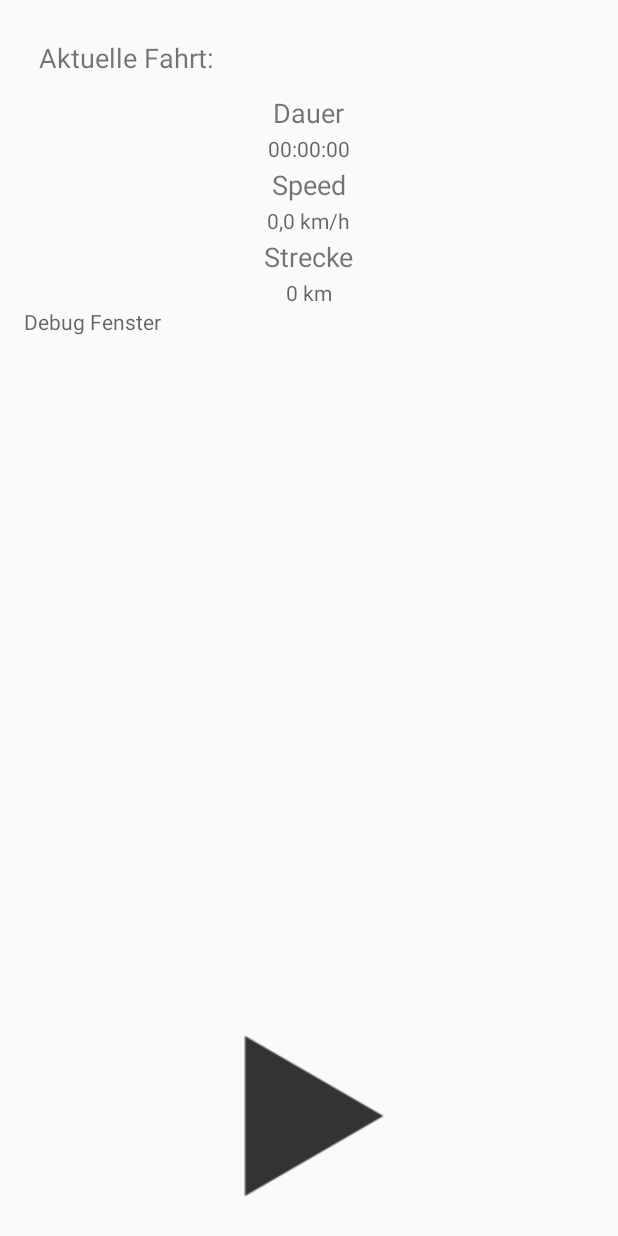
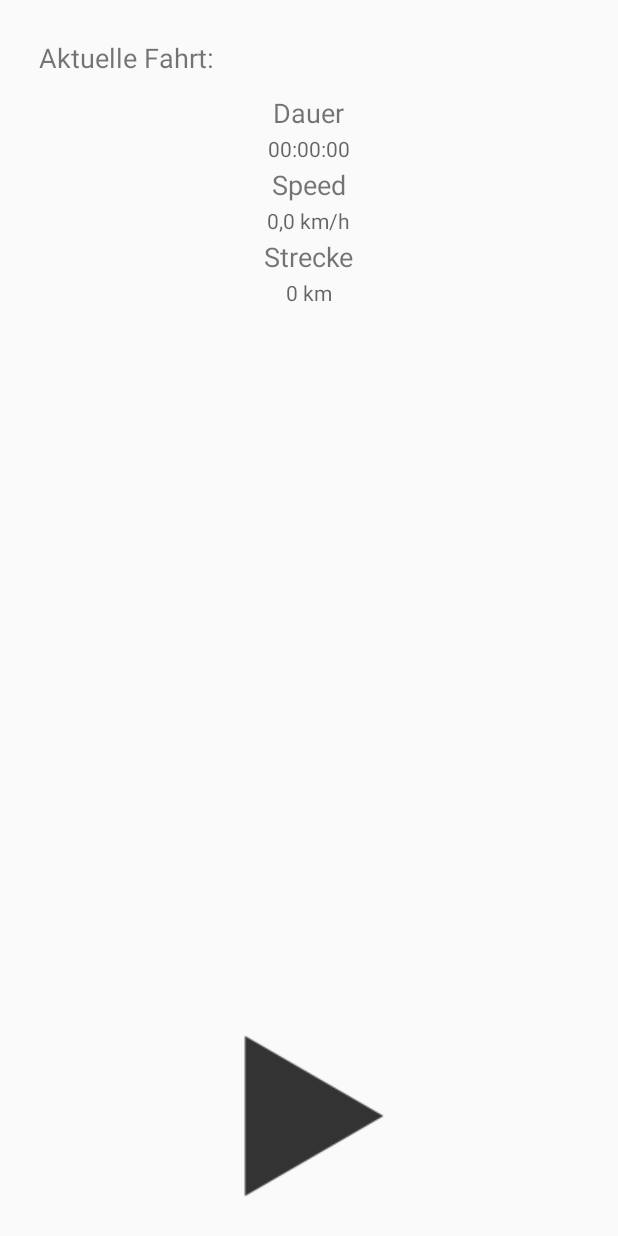
Before and after one commit to alexalias/CC_a3_beta, an Android app: the layout activity_main.xml on its own in the app's theme, with its tools: preview values and no code run, on a phone screen of 412 x 824 dp. Run offline under Robolectric (Android 15) with nearby library versions, the phone set to English and light mode, and no system bars; network calls fail.

Commit message:
Commented Debug Window in MainActivity (hidden now)

```diff
--- a/app/src/main/res/layout/activity_main.xml
+++ b/app/src/main/res/layout/activity_main.xml
@@ -78,13 +78,13 @@
         android:layout_centerHorizontal="true"
         android:hint="0 km" />
 
-    <TextView
-        android:layout_width="fill_parent"
-        android:layout_height="wrap_content"
-        android:id="@+id/debugEditTex"
-        android:layout_below="@+id/streckeAnzeige"
-        android:layout_centerHorizontal="true"
-        android:hint = "Debug Fenster" />
+    <!--<TextView-->
+        <!--android:layout_width="fill_parent"-->
+        <!--android:layout_height="wrap_content"-->
+        <!--android:id="@+id/debugEditTex"-->
+        <!--android:layout_below="@+id/streckeAnzeige"-->
+        <!--android:layout_centerHorizontal="true"-->
+        <!--android:hint = "Debug Fenster" />-->
 
 
     <ToggleButton
```
Also changed, not shown: app/src/main/java/digitale_stadt/cc_a3/MainActivity.java (+6 -12 lines).
